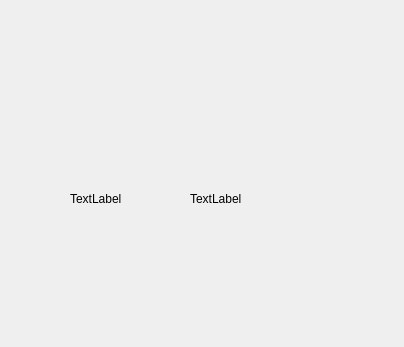
This is tableformodule.ui in morsmordre-btch/configurator as Qt 5 draws it before an edit. The edited form follows.
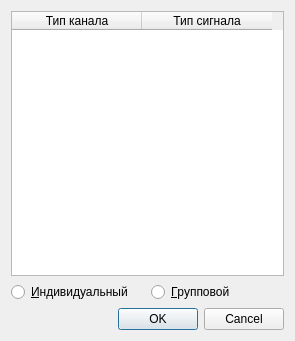
This is the edited form.

Commit message: Создан класс TableForModule - окно таблицы параметров для каждого отдельного модуля, создан класс SettingItem - для настройки параметров процессорного модуля

```diff
--- a/tableformodule.ui
+++ b/tableformodule.ui
@@ -6,39 +6,72 @@
    <rect>
     <x>0</x>
     <y>0</y>
-    <width>404</width>
-    <height>347</height>
+    <width>295</width>
+    <height>341</height>
    </rect>
   </property>
+  <property name="minimumSize">
+   <size>
+    <width>295</width>
+    <height>0</height>
+   </size>
+  </property>
+  <property name="maximumSize">
+   <size>
+    <width>295</width>
+    <height>16777215</height>
+   </size>
+  </property>
   <property name="windowTitle">
    <string>Dialog</string>
   </property>
-  <widget class="QLabel" name="label">
-   <property name="geometry">
-    <rect>
-     <x>70</x>
-     <y>190</y>
-     <width>58</width>
-     <height>18</height>
-    </rect>
-   </property>
-   <property name="text">
-    <string>TextLabel</string>
-   </property>
-  </widget>
-  <widget class="QLabel" name="label_2">
-   <property name="geometry">
-    <rect>
-     <x>190</x>
-     <y>190</y>
-     <width>58</width>
-     <height>18</height>
-    </rect>
-   </property>
-   <property name="text">
-    <string>TextLabel</string>
-   </property>
-  </widget>
+  <layout class="QGridLayout" name="gridLayout">
+   <item row="0" column="0" colspan="2">
+    <layout class="QVBoxLayout" name="verticalLayout">
+     <item>
+      <widget class="QTableWidget" name="tableWidget">
+       <attribute name="horizontalHeaderDefaultSectionSize">
+        <number>130</number>
+       </attribute>
+       <column>
+        <property name="text">
+         <string>Тип канала</string>
+        </property>
+       </column>
+       <column>
+        <property name="text">
+         <string>Тип сигнала</string>
+        </property>
+       </column>
+      </widget>
+     </item>
+    </layout>
+   </item>
+   <item row="1" column="0">
+    <widget class="QRadioButton" name="radioButton">
+     <property name="text">
+      <string>&amp;Индивидуальный</string>
+     </property>
+    </widget>
+   </item>
+   <item row="1" column="1">
+    <widget class="QRadioButton" name="radioButton_2">
+     <property name="text">
+      <string>&amp;Групповой</string>
+     </property>
+    </widget>
+   </item>
+   <item row="2" column="0" colspan="2">
+    <widget class="QDialogButtonBox" name="buttonBox">
+     <property name="standardButtons">
+      <set>QDialogButtonBox::Cancel|QDialogButtonBox::Ok</set>
+     </property>
+     <property name="centerButtons">
+      <bool>false</bool>
+     </property>
+    </widget>
+   </item>
+  </layout>
  </widget>
  <resources/>
  <connections/>
```
The commit also changes 19 other files.
